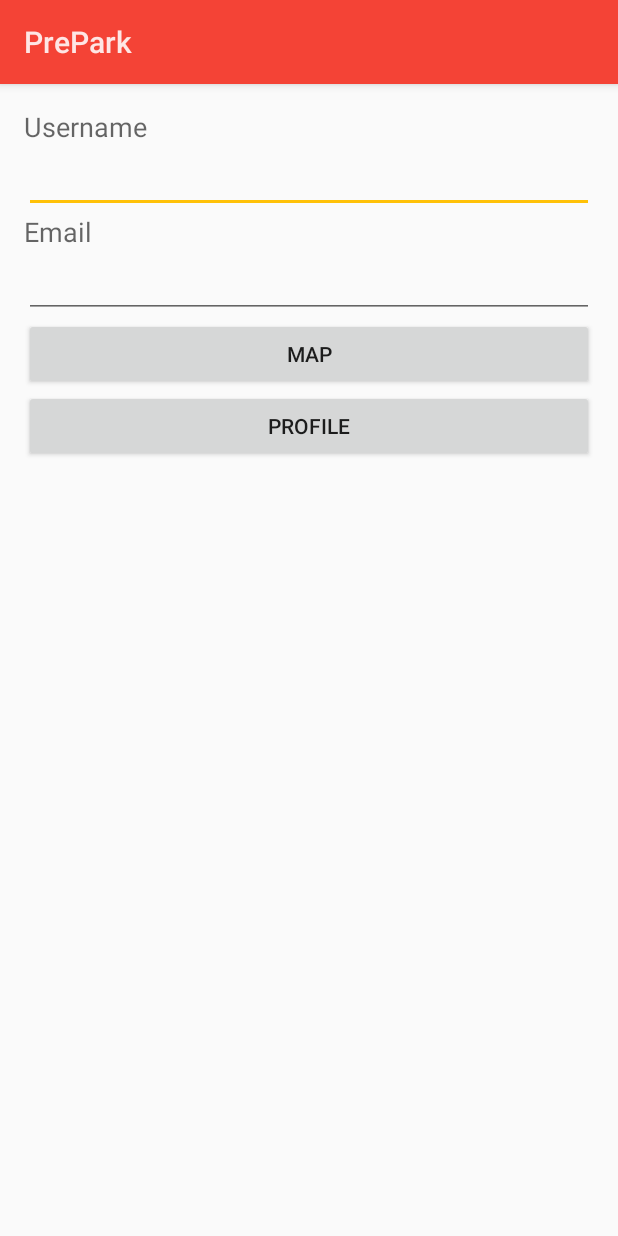
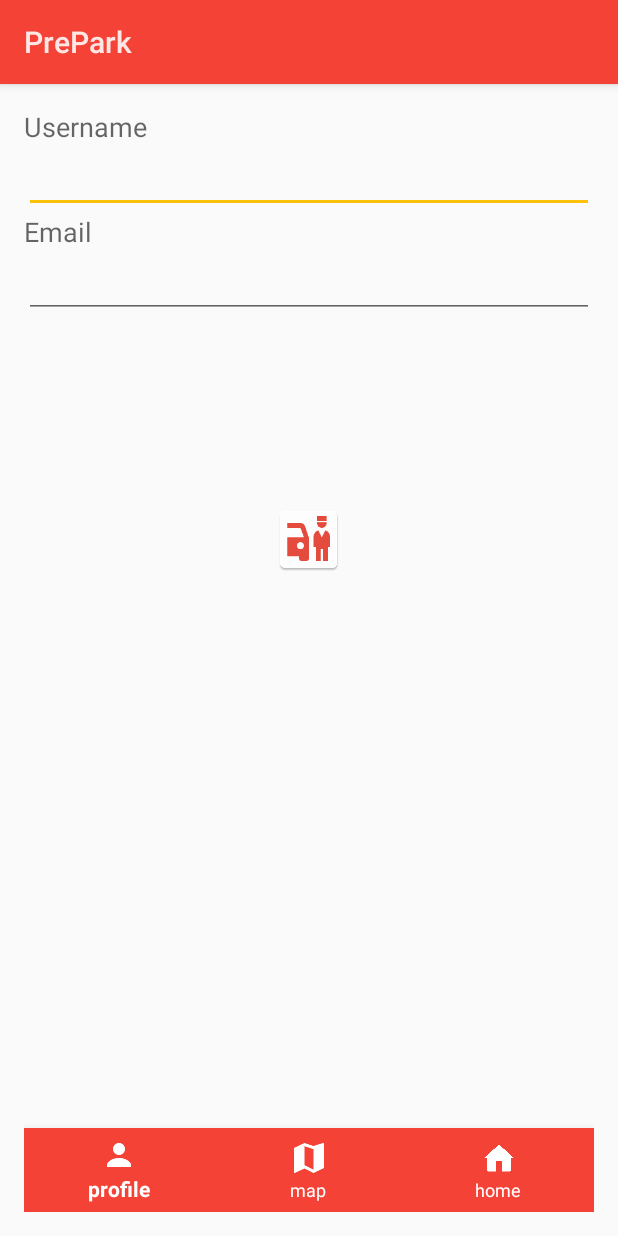
Before and after one commit to mrkerr/PrePark, an Android app: the UserAreaActivity screen opened directly, with no data from a screen before it, on a phone screen of 412 x 824 dp. Run offline under Robolectric (Android 15) with nearby library versions, the phone set to English and light mode, and no system bars; libraries missing offline, so code that uses them is left out: android.support.design; network calls fail.

Commit message:
more navigation stuff

```diff
--- a/PrePark/app/src/main/java/matt/prepark/UserAreaActivity.java
+++ b/PrePark/app/src/main/java/matt/prepark/UserAreaActivity.java
@@ -1,8 +1,13 @@
 package matt.prepark;
 
 import android.content.Intent;
+import android.support.annotation.NonNull;
+import android.support.design.internal.BottomNavigationMenu;
+import android.support.design.widget.BottomNavigationView;
+import android.support.v7.app.ActionBar;
 import android.support.v7.app.AppCompatActivity;
 import android.os.Bundle;
+import android.view.MenuItem;
 import android.view.View;
 import android.widget.Button;
 import android.widget.EditText;
@@ -17,8 +22,9 @@ public class UserAreaActivity extends AppCompatActivity {
     protected void onCreate(Bundle savedInstanceState) {
         super.onCreate(savedInstanceState);
         setContentView(R.layout.activity_user_area);
-        final Button bMap = (Button) findViewById(R.id.bMaps);
-        final Button b_userProfile = (Button) findViewById(R.id.bProfile);
+//        final Button bMap = (Button) findViewById(R.id.bMaps);
+//        final Button b_userProfile = (Button) findViewById(R.id.bProfile);
+
 
         Intent intent = getIntent();
         final String username = intent.getStringExtra("username");
@@ -31,22 +37,57 @@ public class UserAreaActivity extends AppCompatActivity {
         etUsername.setText(username);
         etEmail.setText(email);
 
-        bMap.setOnClickListener(new View.OnClickListener() {
+//        bMap.setOnClickListener(new View.OnClickListener() {
+//            @Override
+//            public void onClick(View v) {
+//                Intent mapIntent = new Intent(UserAreaActivity.this, Map.class);
+//                mapIntent.putExtra("username", username);
+//                UserAreaActivity.this.startActivity(mapIntent);
+//            }
+//        });
+//
+//        b_userProfile.setOnClickListener(new View.OnClickListener() {
+//            @Override
+//            public void onClick(View view) {
+//                Intent i_userprofile = new Intent(UserAreaActivity.this, userProfile.class);
+//                i_userprofile.putExtra("username", username);
+//                startActivity(i_userprofile);
+//            }
+//        });
+
+        BottomNavigationView bottomNavigationView = (BottomNavigationView) findViewById(R.id.bottom_navigation);
+        bottomNavigationView.setOnNavigationItemSelectedListener(new BottomNavigationView.OnNavigationItemSelectedListener() {
             @Override
-            public void onClick(View v) {
-                Intent mapIntent = new Intent(UserAreaActivity.this, Map.class);
-                mapIntent.putExtra("username", username);
-                UserAreaActivity.this.startActivity(mapIntent);
+            public boolean onNavigationItemSelected(@NonNull MenuItem item) {
+                switch (item.getItemId()) {
+                    case R.id.map:
+                        Intent mapIntent = new Intent(UserAreaActivity.this, Map.class);
+                        mapIntent.putExtra("username", username);
+                        UserAreaActivity.this.startActivity(mapIntent);
+                        break;
+                    case R.id.profile:
+                        Intent i_userprofile = new Intent(UserAreaActivity.this, userProfile.class);
+                        i_userprofile.putExtra("username", username);
+                        startActivity(i_userprofile);
+                        break;
+                    case R.id.home:
+                        Intent homeIntent = new Intent(UserAreaActivity.this, UserAreaActivity.class);
+                        homeIntent.putExtra("username", username);
+                        homeIntent.putExtra("email", email);
+                        UserAreaActivity.this.startActivity(homeIntent);
+                        break;
+                }
+                return true;
             }
         });
 
-        b_userProfile.setOnClickListener(new View.OnClickListener() {
-            @Override
-            public void onClick(View view) {
-                Intent i_userprofile = new Intent(UserAreaActivity.this, userProfile.class);
-                i_userprofile.putExtra("username", username);
-                startActivity(i_userprofile);
-            }
-        });
+
+
+
+
+
+
+
+
     }
 }
--- a/PrePark/app/src/main/res/layout/activity_user_area.xml
+++ b/PrePark/app/src/main/res/layout/activity_user_area.xml
@@ -1,5 +1,6 @@
 <?xml version="1.0" encoding="utf-8"?>
 <RelativeLayout xmlns:android="http://schemas.android.com/apk/res/android"
+    xmlns:app="http://schemas.android.com/apk/res-auto"
     android:layout_width="match_parent"
     android:layout_height="match_parent"
     android:padding="@dimen/activity_horizontal_margin">
@@ -44,26 +45,46 @@
         android:layout_alignParentStart="true"
         android:layout_below="@+id/textView2" />
 
-    <Button
-        android:id="@+id/bMaps"
+    <!--<Button-->
+        <!--android:id="@+id/bMaps"-->
+        <!--android:layout_width="wrap_content"-->
+        <!--android:layout_height="wrap_content"-->
+        <!--android:layout_alignParentEnd="true"-->
+        <!--android:layout_alignParentLeft="true"-->
+        <!--android:layout_alignParentRight="true"-->
+        <!--android:layout_alignParentStart="true"-->
+        <!--android:layout_below="@+id/etEmail"-->
+        <!--android:text="Map" />-->
+
+    <!--<Button-->
+        <!--android:id="@+id/bProfile"-->
+        <!--android:layout_width="wrap_content"-->
+        <!--android:layout_height="wrap_content"-->
+        <!--android:layout_alignParentEnd="true"-->
+        <!--android:layout_alignParentLeft="true"-->
+        <!--android:layout_alignParentRight="true"-->
+        <!--android:layout_alignParentStart="true"-->
+        <!--android:layout_below="@+id/bMaps"-->
+        <!--android:text="Profile" />-->
+
+    <android.support.design.widget.BottomNavigationView
+        android:id="@+id/bottom_navigation"
+        android:layout_width="match_parent"
+        android:layout_height="wrap_content"
+        android:layout_alignParentBottom="true"
+        app:itemBackground="@color/primary"
+        app:itemIconTint="@color/white"
+        app:itemTextColor="@color/white"
+        app:menu="@menu/bottom_navigation_main" />
+
+    <ImageView
+        android:id="@+id/imageView"
         android:layout_width="wrap_content"
         android:layout_height="wrap_content"
-        android:layout_alignParentEnd="true"
-        android:layout_alignParentLeft="true"
-        android:layout_alignParentRight="true"
-        android:layout_alignParentStart="true"
         android:layout_below="@+id/etEmail"
-        android:text="Map" />
+        android:layout_centerHorizontal="true"
+        android:layout_marginTop="124dp"
+        app:srcCompat="@mipmap/ic_launcher" />
 
-    <Button
-        android:id="@+id/bProfile"
-        android:layout_width="wrap_content"
-        android:layout_height="wrap_content"
-        android:layout_alignParentEnd="true"
-        android:layout_alignParentLeft="true"
-        android:layout_alignParentRight="true"
-        android:layout_alignParentStart="true"
-        android:layout_below="@+id/bMaps"
-        android:text="Profile" />
 
 </RelativeLayout>
--- a/PrePark/app/src/main/res/menu/bottom_navigation_main.xml
+++ b/PrePark/app/src/main/res/menu/bottom_navigation_main.xml
@@ -4,19 +4,19 @@
     <item
         android:id="@+id/profile"
         android:enabled="true"
-        android:icon="@drawable/icons8_user_96"
+        android:icon="@drawable/user"
         android:title="profile"
         app:showAsAction="ifRoom" />
     <item
         android:id="@+id/map"
         android:enabled="true"
-        android:icon="@drawable/icons8_map_96"
+        android:icon="@drawable/map"
         android:title="map"
         app:showAsAction="ifRoom" />
     <item
-        android:id="@+id/settings"
+        android:id="@+id/home"
         android:enabled="true"
-        android:icon="@drawable/icons8_settings_96"
-        android:title="settings"
+        android:icon="@drawable/home"
+        android:title="home"
         app:showAsAction="ifRoom" />
 </menu>
```
Also changed, not shown: PrePark/app/src/main/java/matt/prepark/userProfile.java (+31 -0 lines), PrePark/app/src/main/res/drawable/home.png (added), PrePark/app/src/main/res/drawable/icons8_login_96.png (deleted), PrePark/app/src/main/res/drawable/icons8_map_96.png (deleted), PrePark/app/src/main/res/drawable/icons8_settings_96.png (deleted), PrePark/app/src/main/res/drawable/icons8_user_96.png (deleted), PrePark/app/src/main/res/drawable/map.png (added), PrePark/app/src/main/res/drawable/user.png (added).
